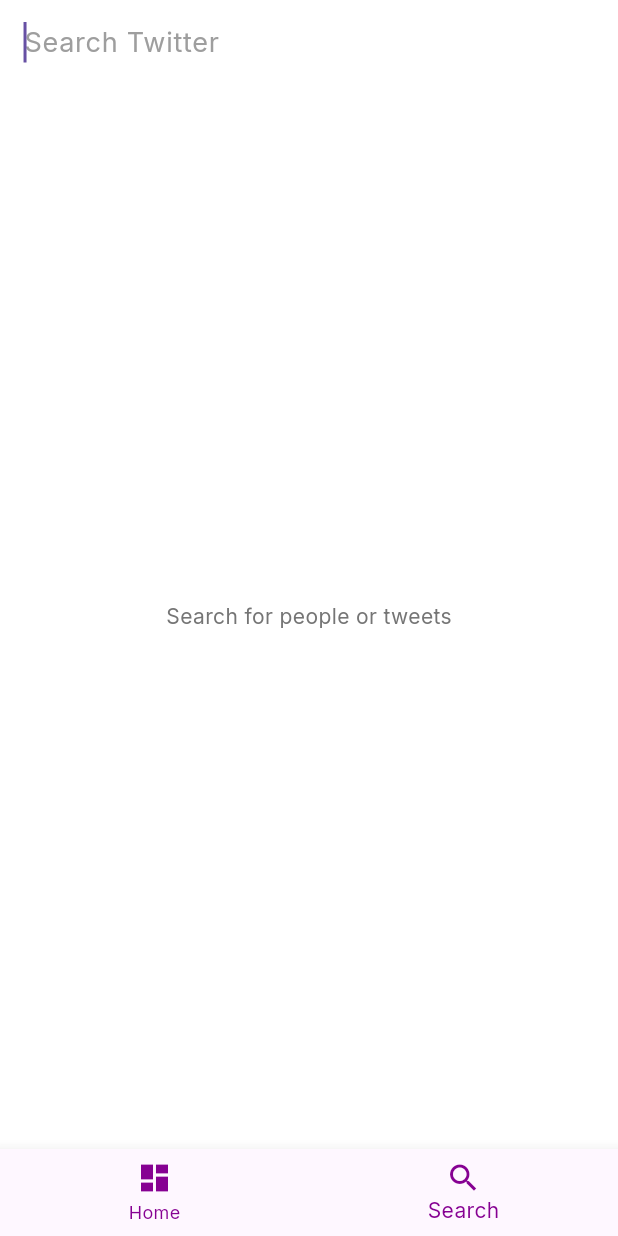
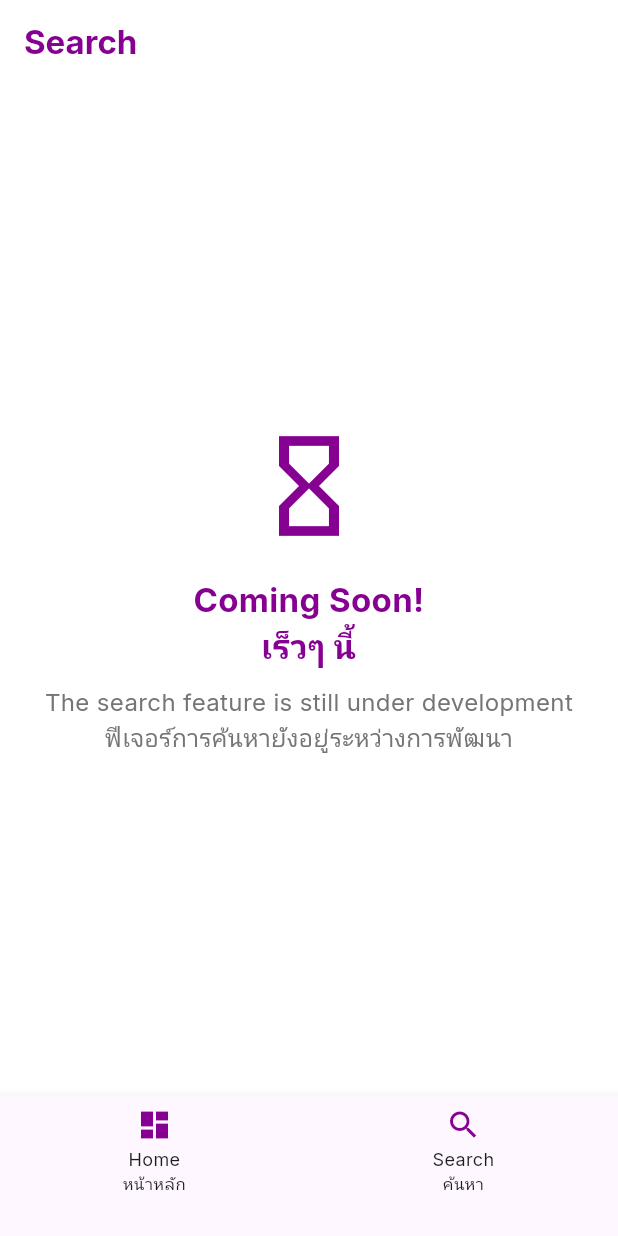
Before and after one commit to elsakti/speakuptsn, a Flutter app: the SearchPage screen opened by its route, on a phone screen of 412 x 824 dp. Run offline on Flutter 3.47's test engine with Material 3 defaults, Android fonts, the light colour scheme and no system bars; our stand-ins replace cloud_firestore, firebase_auth, firebase_core, firebase_storage, go_router, google_fonts and 2 more; missing offline and left inert: firebase_app_check; accounts and stored records are empty.

Commit message:
update translation

```diff
--- a/lib/pages/search_page.dart
+++ b/lib/pages/search_page.dart
@@ -67,56 +67,44 @@
 
     return Scaffold(
       appBar: AppBar(
-        title: TextField(
-          controller: _searchController,
-          focusNode: _focusNode,
-          onChanged: _onSearchChanged,
-          autofocus: true,
-          decoration: InputDecoration(
-            hintText: 'Search Twitter',
-            border: InputBorder.none,
-            hintStyle: TextStyle(color: Colors.grey[500]),
-          ),
-          style: GoogleFonts.inter(fontSize: 18),
-        ),
         backgroundColor: Colors.white,
         iconTheme: const IconThemeData(color: Color.fromRGBO(134, 0, 146, 1)),
+        title: Text(
+          "Search",
+          style: GoogleFonts.inter(
+            color: const Color.fromRGBO(134, 0, 146, 1),
+            fontWeight: FontWeight.bold,
           ),
-      body: showResults
-          ? ListView.separated(
-              itemCount: _results.length,
-              separatorBuilder: (context, index) => const Divider(),
-              itemBuilder: (context, index) {
-                final user = _results[index];
-                return ListTile(
-                  leading: CircleAvatar(
-                    backgroundImage: NetworkImage(user['avatar']!),
         ),
-                  title: Text(
-                    user['name']!,
-                    style: GoogleFonts.inter(fontWeight: FontWeight.bold),
       ),
-                  subtitle: Column(
-                    crossAxisAlignment: CrossAxisAlignment.start,
+      body: Center(
+        child: Column(
+          mainAxisAlignment: MainAxisAlignment.center,
           children: [
+            const Icon(
+              Icons.hourglass_empty,
+              size: 80,
+              color: Color.fromRGBO(134, 0, 146, 1),
+            ),
+            const SizedBox(height: 20),
             Text(
-                        user['username']!,
-                        style: TextStyle(
+              "Coming Soon!\nเร็วๆ นี้",
+              style: GoogleFonts.inter(
+                fontSize: 22,
+                fontWeight: FontWeight.bold,
                 color: const Color.fromRGBO(134, 0, 146, 1),
               ),
+              textAlign: TextAlign.center,
             ),
-                      const SizedBox(height: 4),
-                      Text(user['tweet']!),
+
+            const SizedBox(height: 10),
+            Text(
+              "The search feature is still under development"
+              "\nฟีเจอร์การค้นหายังอยู่ระหว่างการพัฒนา",
+              style: GoogleFonts.inter(fontSize: 16, color: Colors.grey[600]),
+              textAlign: TextAlign.center,
+            ),
           ],
-                  ),
-                  isThreeLine: true,
-                );
-              },
-            )
-          : Center(
-              child: Text(
-                'Search for people or tweets',
-                style: GoogleFonts.inter(color: Colors.grey[600]),
         ),
       ),
       bottomNavigationBar: BottomNavigationBar(
@@ -128,9 +116,47 @@
         },
         selectedItemColor: const Color.fromRGBO(134, 0, 146, 1),
         unselectedItemColor: const Color.fromRGBO(134, 0, 146, 1),
-        items: const [
-          BottomNavigationBarItem(icon: Icon(Icons.dashboard), label: 'Home'),
-          BottomNavigationBarItem(icon: Icon(Icons.search), label: 'Search'),
+        items: [
+          BottomNavigationBarItem(
+            icon: Column(
+              mainAxisAlignment: MainAxisAlignment.center,
+              children: const [
+                Icon(Icons.dashboard),
+                SizedBox(height: 2),
+                Text(
+                  "Home",
+                  textAlign: TextAlign.center,
+                  style: TextStyle(fontSize: 12),
+                ),
+                Text(
+                  "หน้าหลัก",
+                  textAlign: TextAlign.center,
+                  style: TextStyle(fontSize: 11),
+                ),
+              ],
+            ),
+            label: '', // kosongkan biar tidak dobel
+          ),
+          BottomNavigationBarItem(
+            icon: Column(
+              mainAxisAlignment: MainAxisAlignment.center,
+              children: const [
+                Icon(Icons.search),
+                SizedBox(height: 2),
+                Text(
+                  "Search",
+                  textAlign: TextAlign.center,
+                  style: TextStyle(fontSize: 12),
+                ),
+                Text(
+                  "ค้นหา",
+                  textAlign: TextAlign.center,
+                  style: TextStyle(fontSize: 11),
+                ),
+              ],
+            ),
+            label: '', // kosongkan juga
+          ),
         ],
       ),
     );
```
Also changed, not shown: lib/pages/comment_page.dart (+47 -22 lines), lib/pages/home.dart (+84 -23 lines), lib/pages/login_page.dart (+7 -2 lines), lib/widgets/logout_button.dart (+16 -4 lines). Lines whose indentation alone changed are shown as unchanged.
